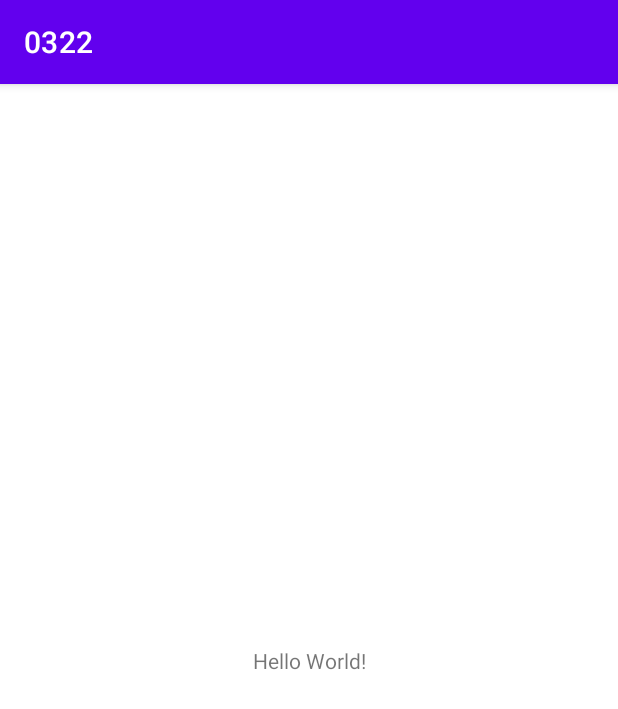
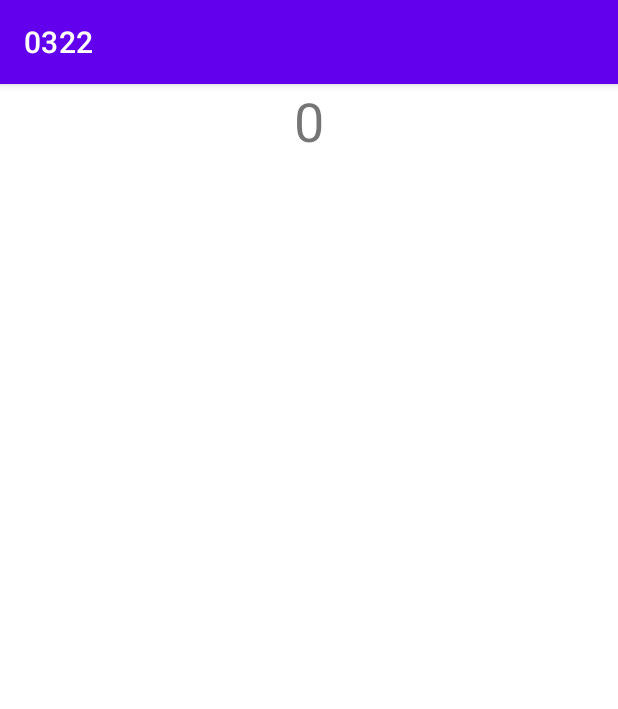
Before and after one commit to Jason11030/0322, an Android app: the screen it shows after launch (MainActivity), on a phone screen of 412 x 824 dp. Shown: the top 709 px of the screen. Run offline under Robolectric (Android 15) with nearby library versions, the phone set to English and light mode, and no system bars.

Commit message:
第一次

```diff
--- a/app/src/main/java/tw/edu/pu/o1103021/a0322/MainActivity.kt
+++ b/app/src/main/java/tw/edu/pu/o1103021/a0322/MainActivity.kt
@@ -2,10 +2,14 @@ package tw.edu.pu.o1103021.a0322
 
 import androidx.appcompat.app.AppCompatActivity
 import android.os.Bundle
+import android.widget.TextView
 
 class MainActivity : AppCompatActivity() {
     override fun onCreate(savedInstanceState: Bundle?) {
         super.onCreate(savedInstanceState)
         setContentView(R.layout.activity_main)
+        var txv: TextView = findViewById(R.id.txv)
+        txv.text = "0"
+
     }
 }
--- a/app/src/main/res/layout/activity_main.xml
+++ b/app/src/main/res/layout/activity_main.xml
@@ -1,5 +1,5 @@
 <?xml version="1.0" encoding="utf-8"?>
-<androidx.constraintlayout.widget.ConstraintLayout xmlns:android="http://schemas.android.com/apk/res/android"
+<LinearLayout xmlns:android="http://schemas.android.com/apk/res/android"
     xmlns:app="http://schemas.android.com/apk/res-auto"
     xmlns:tools="http://schemas.android.com/tools"
     android:layout_width="match_parent"
@@ -7,12 +7,11 @@
     tools:context=".MainActivity">
 
     <TextView
-        android:layout_width="wrap_content"
+        android:id="@+id/txv"
+        android:layout_width="match_parent"
         android:layout_height="wrap_content"
-        android:text="Hello World!"
-        app:layout_constraintBottom_toBottomOf="parent"
-        app:layout_constraintEnd_toEndOf="parent"
-        app:layout_constraintStart_toStartOf="parent"
-        app:layout_constraintTop_toTopOf="parent" />
+        android:text="我是鷄哥"
+        android:textSize="36sp"
+        android:gravity="center" />
 
-</androidx.constraintlayout.widget.ConstraintLayout>
+</LinearLayout>
```
